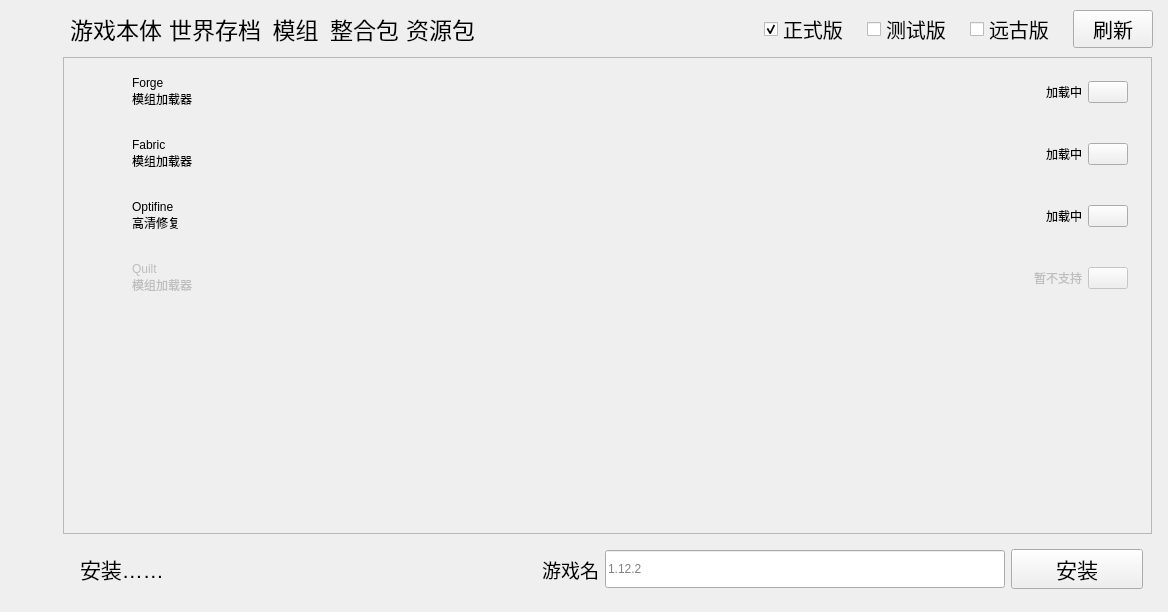
The window that UI/MainWindow/MainWindow.ui (SkyWorldStudio/Minecraft-Optimal-Starter_3) describes before a commit, drawn with Qt 5.
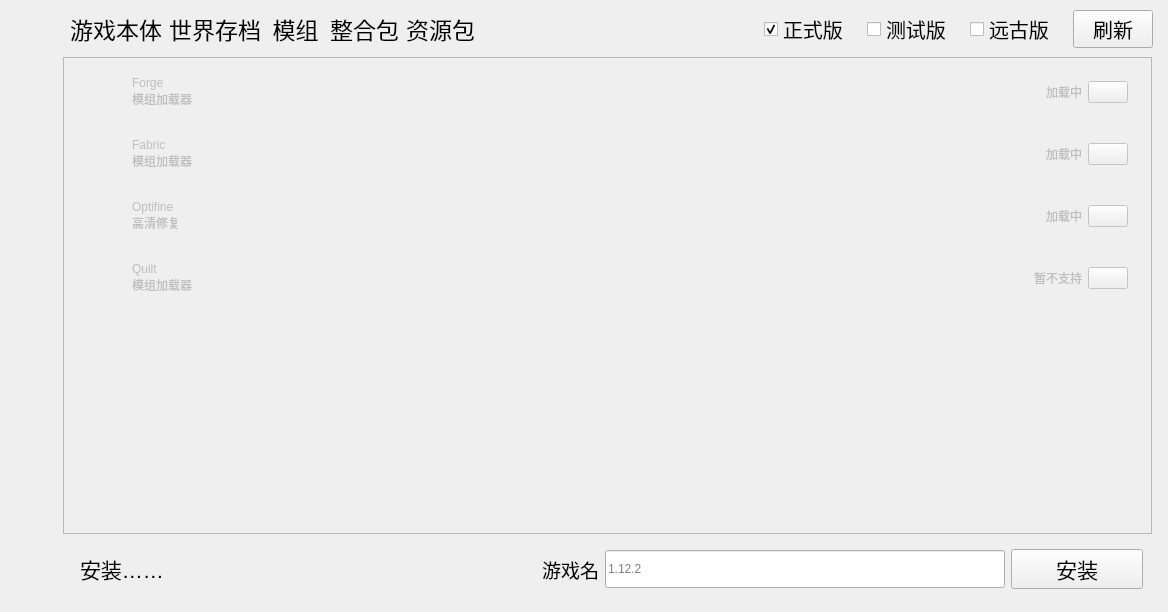
The same window after the commit. The open tabs and pages were chosen to show the change. Icons and pictures are not drawn. Custom widgets are drawn as their Qt base class.

Commit message: ❗️❗️准备发布新版本❗️❗️🛠:修复2个Bug 🛠 :修复2个Bug    ｜--UI页面，游戏安装按钮的颜色问题    ｜--windows用户在安装时因为我多写了个"导致的错误    ｜--对话框弹出后，切换窗口，对话框就跑到下面去了的问题

```diff
--- a/UI/MainWindow/MainWindow.ui
+++ b/UI/MainWindow/MainWindow.ui
@@ -2441,6 +2441,9 @@
                            </property>
                            <item>
                             <widget class="MyQWidget" name="widget_page_download_1_install_forge" native="true">
+                             <property name="enabled">
+                              <bool>false</bool>
+                             </property>
                              <property name="sizePolicy">
                               <sizepolicy hsizetype="Preferred" vsizetype="Fixed">
                                <horstretch>0</horstretch>
@@ -2626,6 +2629,9 @@
                            </item>
                            <item>
                             <widget class="MyQWidget" name="widget_page_download_1_install_fabric" native="true">
+                             <property name="enabled">
+                              <bool>false</bool>
+                             </property>
                              <property name="sizePolicy">
                               <sizepolicy hsizetype="Preferred" vsizetype="Fixed">
                                <horstretch>0</horstretch>
@@ -2799,6 +2805,9 @@
                            </item>
                            <item>
                             <widget class="MyQWidget" name="widget_page_download_1_install_optifine" native="true">
+                             <property name="enabled">
+                              <bool>false</bool>
+                             </property>
                              <property name="sizePolicy">
                               <sizepolicy hsizetype="Preferred" vsizetype="Fixed">
                                <horstretch>0</horstretch>
```
Left out of the diff: 4 changed lines with no effect on the pictures. The commit also changes 7 other files.
